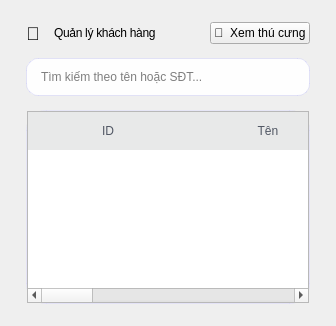
Old version of the form ui/customers.ui in the repository thaieaut-engineer/LTUD_Python_Nhom_18.
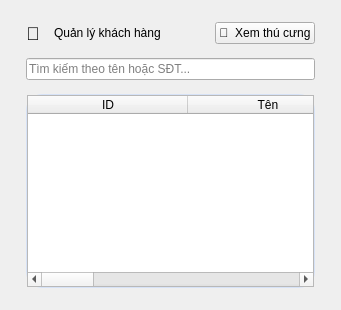
New version of the form.

Commit message: update giao diện đẹp hơn có background

The edit to the form file:
```diff
--- a/ui/customers.ui
+++ b/ui/customers.ui
@@ -3,23 +3,11 @@
  <class>CustomersPage</class>
  <widget class="QWidget" name="CustomersPage">
   <property name="styleSheet">
-   <string notr="true">QLabel#PageTitle{font: 800 17pt "Segoe UI"; letter-spacing: -0.3px;}
-QFrame#Card{
-background: qlineargradient(x1:0, y1:0, x2:0, y2:1, stop:0 #ffffff, stop:1 #faf5ff);
-border: 1px solid rgba(99,102,241,0.12);
-border-radius: 20px;
-}
-QLineEdit{background: rgba(255,255,255,0.95); border: 1px solid rgba(99,102,241,0.15); border-radius: 12px; padding: 10px 12px; font: 600 10pt "Segoe UI";}
-QPushButton#PrimaryButton{
-border:0px; border-radius:14px; padding:10px 14px;
-color:white; font: 800 10pt "Segoe UI";
-background: qlineargradient(x1:0,y1:0,x2:1,y2:0, stop:0 #6366F1, stop:1 #c026d3);
-}
-QPushButton#GhostButton{
-border:1px solid rgba(99,102,241,0.2); border-radius:14px; padding:10px 14px;
-font: 800 10pt "Segoe UI"; background: rgba(255,255,255,0.92); color: #0F172A;
-}
-QHeaderView::section{background: rgba(15,23,42,0.03); border:0px; padding:10px 12px; font: 700 9pt "Segoe UI"; color: rgba(15,23,42,0.70);}</string>
+   <string notr="true">QFrame#Card{
+background: qlineargradient(x1:0, y1:0, x2:1, y2:1, stop:0 #FFFFFF, stop:0.6 #F6FAFF, stop:1 #FFF3F8);
+border: 1px solid #D6E2F7;
+border-radius: 16px;
+}</string>
   </property>
   <layout class="QVBoxLayout" name="verticalLayout">
    <property name="leftMargin">
```
The commit also changes 11 other files.
